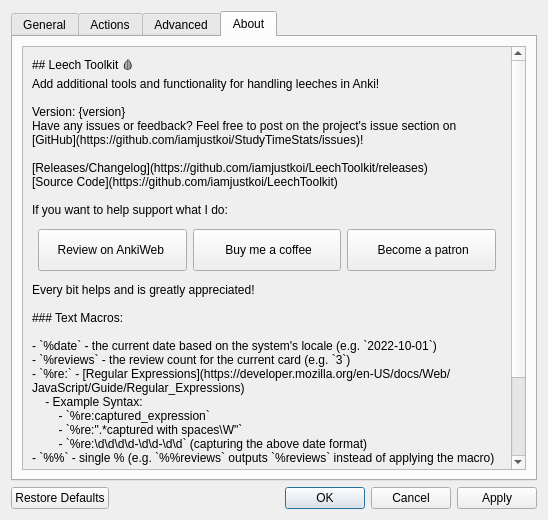
This is res/ui/options_dialog.ui in iamjustkoi/LeechToolkit as Qt 5 draws it before an edit. The edited form follows.
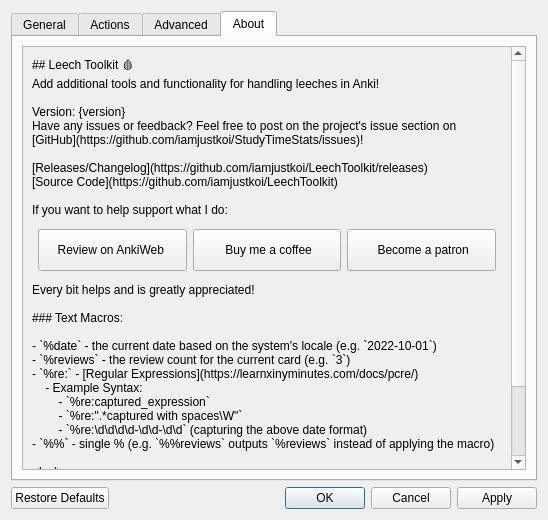
This is the edited form. Icons and pictures are not drawn.

```diff
--- a/res/ui/options_dialog.ui
+++ b/res/ui/options_dialog.ui
@@ -619,7 +619,7 @@
 
 - `%date` - the current date based on the system's locale (e.g. `2022-10-01`)
 - `%reviews` - the review count for the current card (e.g. `3`)
-- `%re:` - [Regular Expressions](https://developer.mozilla.org/en-US/docs/Web/JavaScript/Guide/Regular_Expressions)
+- `%re:` - [Regular Expressions](https://learnxinyminutes.com/docs/pcre/)
     - Example Syntax:
         - `%re:captured_expression`
         - `%re:&quot;.*captured with spaces\W&quot;`
```
Left out of the diff: 9 changed lines with no effect on the pictures.
